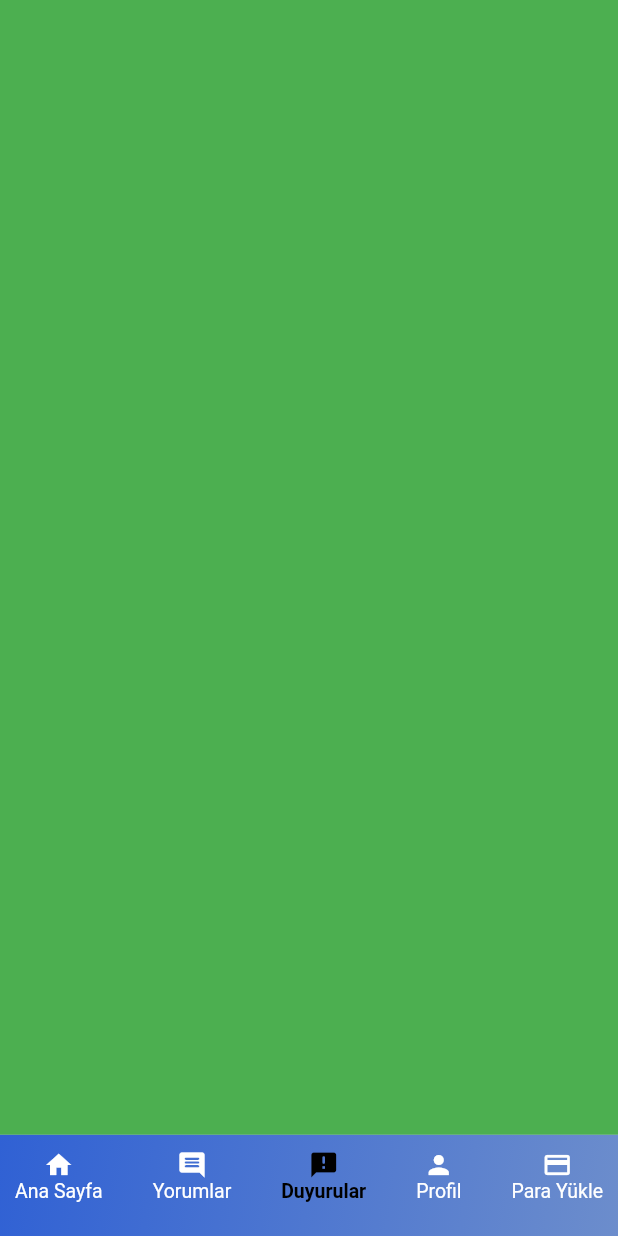
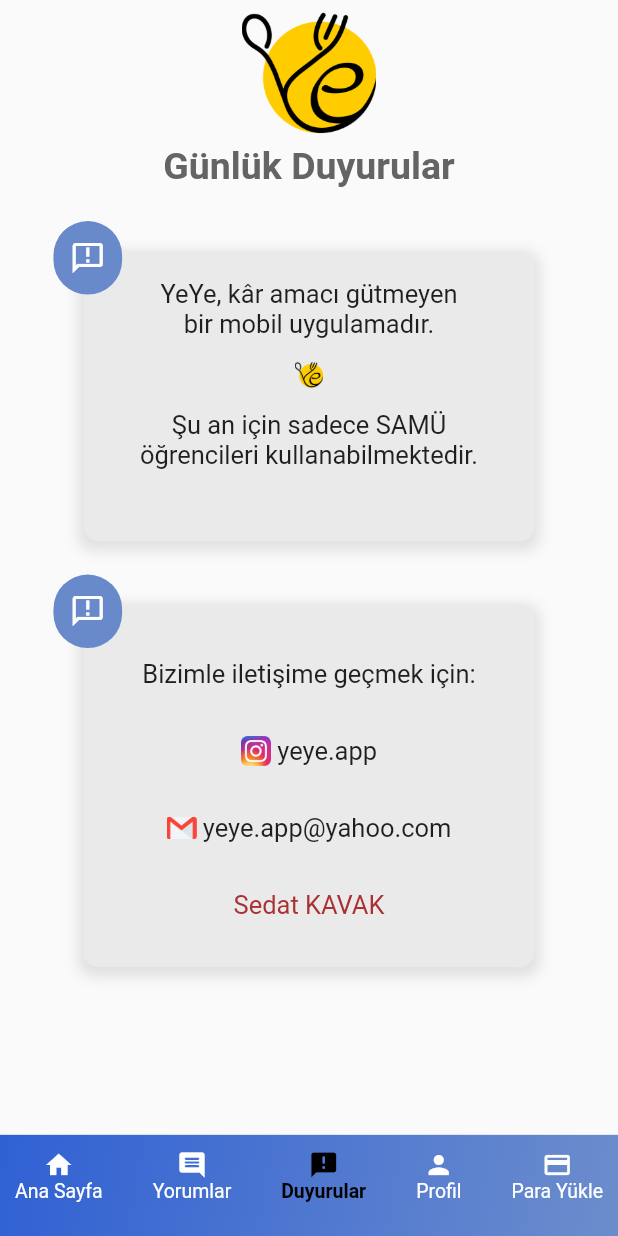
Before and after one commit to diksed/yeye, a Flutter app: the screen it shows once a user with an empty profile is signed in, swiped to page 3, on a phone screen of 412 x 824 dp. Run offline on Flutter 3.47's test engine with Material 2 defaults, Android fonts, the phone set to English and light mode, and no system bars; our stand-ins replace cloud_firestore, firebase_auth, firebase_core, flutter_rating_bar, get; accounts and stored records are empty.

Commit message:
AnnouncementScreen added

```diff
--- a/lib/Constants/app_texts.dart
+++ b/lib/Constants/app_texts.dart
@@ -28,7 +28,7 @@ class ContactInfoText {
   static const String yeYe = 'YeYe, kâr amacı gütmeyen\nbir mobil uygulamadır.';
 
   static const String purpose =
-      'Şu an sadece SAMÜ\nöğrencileri kullanabilmektedir.';
+      'Şu an için sadece SAMÜ\nöğrencileri kullanabilmektedir.';
 }
 
 class UserFields {
--- /dev/null
+++ b/lib/Models/announcement_model.dart
@@ -0,0 +1,18 @@
+import 'package:cloud_firestore/cloud_firestore.dart';
+
+class AnnouncementModel {
+  final String announcement;
+
+  AnnouncementModel({
+    required this.announcement,
+  });
+
+  Map<String, dynamic> toMap() {
+    return {
+      'announcement': announcement,
+    };
+  }
+
+  AnnouncementModel.fromMap(DocumentSnapshot<Map<String, dynamic>> doc)
+      : announcement = doc['announcement'];
+}
--- /dev/null
+++ b/lib/Screens/Announcement/Widgets/announcement_icon.dart
@@ -0,0 +1,25 @@
+import 'package:flutter/material.dart';
+import 'package:get/get.dart';
+import 'package:yeye/Constants/app_colors.dart';
+
+class AnnouncementIcon extends StatelessWidget {
+  const AnnouncementIcon({
+    super.key,
+  });
+
+  @override
+  Widget build(BuildContext context) {
+    return Positioned(
+      top: -20,
+      left: -20,
+      child: Container(
+        height: Get.height / 16.8,
+        width: Get.width / 9,
+        decoration: BoxDecoration(
+            color: AppColors.announcementCircleColor,
+            borderRadius: BorderRadius.circular(50)),
+        child: const Icon(Icons.announcement_outlined, color: Colors.white),
+      ),
+    );
+  }
+}
--- /dev/null
+++ b/lib/Screens/Announcement/announcement_screen.dart
@@ -0,0 +1,91 @@
+import 'package:flutter/material.dart';
+import 'package:get/get.dart';
+import 'package:yeye/Common/logo_box.dart';
+import 'package:yeye/Common/text_styles.dart';
+import 'package:yeye/Constants/app_colors.dart';
+import 'package:yeye/Constants/app_texts.dart';
+import 'package:yeye/Screens/Announcement/Widgets/default_announcement.dart';
+
+import '../../Models/announcement_model.dart';
+import 'Widgets/Builder/announcement_builder.dart';
+import 'announcement_controller.dart';
+
+class AnnouncementScreen extends StatefulWidget {
+  const AnnouncementScreen({super.key});
+
+  @override
+  State<AnnouncementScreen> createState() => _AnnouncementScreenState();
+}
+
+class _AnnouncementScreenState extends State<AnnouncementScreen> {
+  final AnnouncementController controller = Get.put(AnnouncementController());
+
+  @override
+  void initState() {
+    super.initState();
+    controller.fetchAnnouncements();
+  }
+
+  @override
+  Widget build(BuildContext context) {
+    return SafeArea(
+        child: Scaffold(
+            body: SingleChildScrollView(
+      child: Column(
+        children: [
+          LogoSizedBox(height: Get.height / 3, width: Get.width / 3),
+          Text(TitleMessages.announcements, style: titleTextStyle()),
+          SizedBox(height: Get.height / 19.51),
+          StreamBuilder<List<AnnouncementModel>>(
+            stream: controller.announcementListStream.stream,
+            builder: (context, snapshot) {
+              if (snapshot.hasData) {
+                controller.announcement = snapshot.data!;
+                if (controller.announcement.isNotEmpty) {
+                  return SizedBox(
+                    height: Get.height / 1.5,
+                    width: Get.width,
+                    child: ListView(
+                      scrollDirection: Axis.vertical,
+                      shrinkWrap: true,
+                      children: controller.announcement
+                          .map(buildAnnouncement)
+                          .toList(),
+                    ),
+                  );
+                } else {
+                  return Column(
+                    children: [
+                      DefaultAnnouncement(
+                          textFirst: ContactInfoText.yeYe,
+                          textSecond: '',
+                          textThird: ContactInfoText.purpose,
+                          textFourth: '',
+                          height: Get.height / 4.26,
+                          firstLogoText: AppTexts.logoImage,
+                          firstLogoVisible: true,
+                          secondLogoVisible: false),
+                      SizedBox(height: Get.height / 19.51),
+                      DefaultAnnouncement(
+                          textFirst: ContactInfoText.contactUs,
+                          textSecond: ContactInfoText.contactYeYeInstagram,
+                          textThird: ContactInfoText.contactYeYeMail,
+                          textFourth: ContactInfoText.developers,
+                          color: AppColors.themeRedColor,
+                          height: Get.height / 3.41,
+                          firstLogoText: AppTexts.instagramLogo,
+                          firstLogoVisible: true,
+                          secondLogoVisible: true),
+                    ],
+                  );
+                }
+              } else {
+                return Center(child: Image.asset(AppTexts.loadingImage));
+              }
+            },
+          )
+        ],
+      ),
+    )));
+  }
+}
--- a/lib/Screens/Comments/Widgets/no_comment_day.dart
+++ b/lib/Screens/Comments/Widgets/no_comment_day.dart
@@ -1,7 +1,7 @@
 import 'package:flutter/material.dart';
 
 import '../../../Common/display_size.dart';
-import '../../Announcement/Widgets/default_announcement_text.dart';
+import '../../Announcement/Widgets/Texts/default_announcement_text.dart';
 
 class NoCommentDay extends StatelessWidget {
   const NoCommentDay({
--- a/lib/Widgets/BottomNavBar/bottom_nav_bar_controller.dart
+++ b/lib/Widgets/BottomNavBar/bottom_nav_bar_controller.dart
@@ -1,5 +1,6 @@
 import 'package:flutter/material.dart';
 import 'package:get/get.dart';
+import 'package:yeye/Screens/Announcement/announcement_screen.dart';
 import 'package:yeye/Screens/Comments/comments_screen.dart';
 import 'package:yeye/Screens/Menu/menu_screen.dart';
 import 'package:yeye/Service/firebase.dart';
@@ -12,7 +13,7 @@ class BottomNavBarController extends GetxController {
   final List<Widget> pages = [
     const MenuScreen(),
     const CommentsScreen(),
-    Container(color: Colors.green),
+    const AnnouncementScreen(),
     Container(color: Colors.yellow),
   ];
 
```
Also changed, not shown: lib/Screens/Announcement/Widgets/Builder/announcement_builder.dart (added, +39 -0 lines), lib/Screens/Announcement/Widgets/Texts/announcement_text.dart (added, +15 -0 lines), lib/Screens/Announcement/Widgets/default_announcement.dart (+4 -18 lines), lib/Screens/Announcement/announcement_controller.dart (added, +30 -0 lines), lib/Screens/Announcement/Widgets/Texts/announcement_logo_text_widget.dart (renamed from lib/Screens/Announcement/Widgets/announcement_logo_text_widget.dart), lib/Screens/Announcement/Widgets/Texts/default_announcement_text.dart (renamed from lib/Screens/Announcement/Widgets/default_announcement_text.dart).
